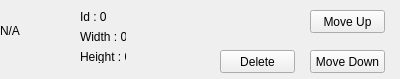
Qt form tools/sprite-editor/gui/frame_widget.ui (jordsti/stigame) before a commit.
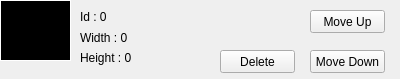
The same form after that commit.

Diff of the .ui file:
```diff
--- a/tools/sprite-editor/gui/frame_widget.ui
+++ b/tools/sprite-editor/gui/frame_widget.ui
@@ -22,6 +22,11 @@
      <height>61</height>
     </rect>
    </property>
+   <property name="styleSheet">
+    <string notr="true">text-align: center;
+border: 1px solid white;
+background-color: black;</string>
+   </property>
    <property name="text">
     <string>N/A</string>
    </property>
@@ -44,8 +49,8 @@
     <rect>
      <x>80</x>
      <y>30</y>
-     <width>46</width>
-     <height>13</height>
+     <width>61</width>
+     <height>16</height>
     </rect>
    </property>
    <property name="text">
@@ -57,8 +62,8 @@
     <rect>
      <x>80</x>
      <y>50</y>
-     <width>46</width>
-     <height>13</height>
+     <width>61</width>
+     <height>16</height>
     </rect>
    </property>
    <property name="text">
```
